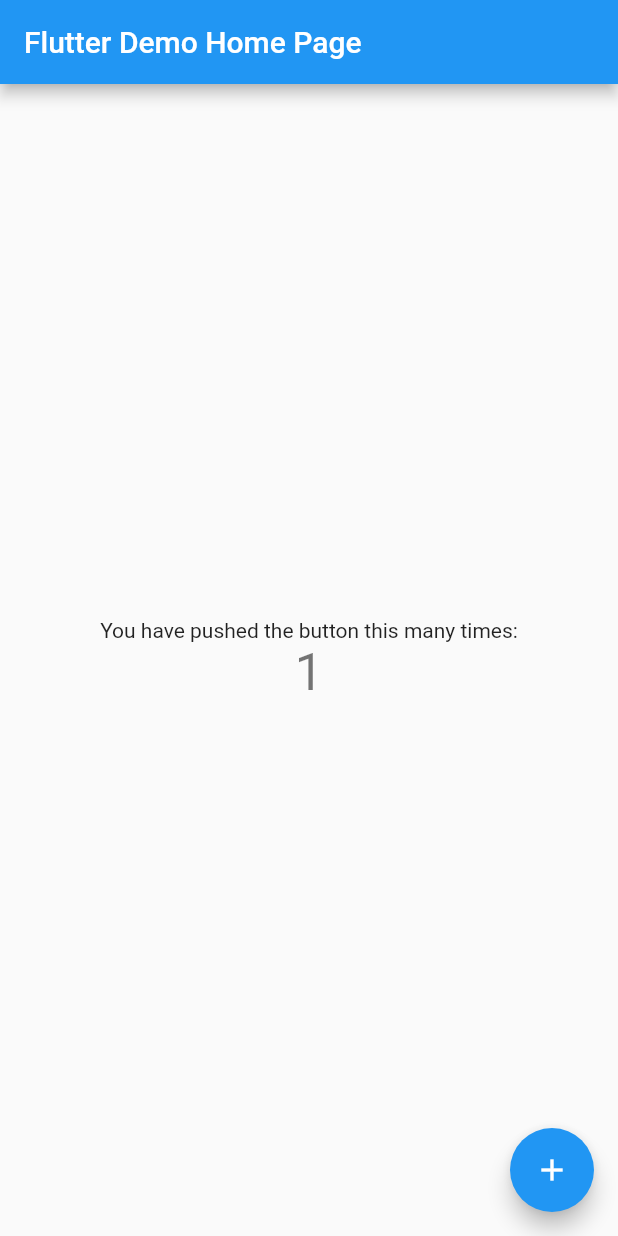
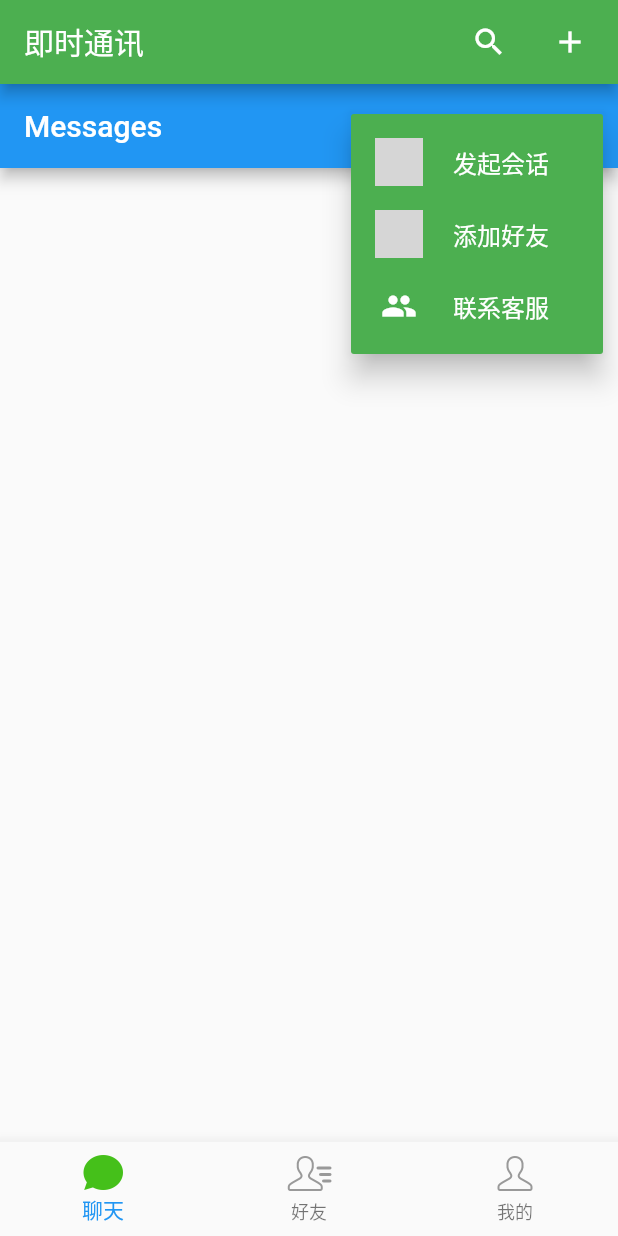
Before and after one commit to leeGYPlus/flutter_book_practice, a Flutter app: the screen it shows after launch, after a tap on the "add" icon, on a phone screen of 412 x 824 dp. Run offline on Flutter 3.47's test engine with Material 2 defaults, Android fonts, the phone set to English and light mode, and no system bars; missing offline and left inert: flutter_webview_plugin; grey boxes are pictures that could not be loaded.

Commit message:
main page

```diff
--- a/lib/app.dart
+++ b/lib/app.dart
@@ -0,0 +1,164 @@
+import 'package:flutter/material.dart';
+import './chat/message_page.dart';
+import './contacts/contacts.dart';
+import './personal/personal.dart';
+
+class App extends StatefulWidget {
+  @override
+  _AppState createState() => _AppState();
+}
+
+class _AppState extends State<App> {
+  var _currentIndex = 0;
+
+  MessagePage message;
+  Contacts contacts;
+  Personal personal;
+
+  currentPage() {
+    switch (_currentIndex) {
+      case 0:
+        if (message == null) {
+          message = MessagePage();
+        }
+        return message;
+
+      case 1:
+        if (contacts == null) {
+          contacts = Contacts();
+        }
+        return contacts;
+      case 1:
+        if (personal == null) {
+          personal = Personal();
+        }
+        return personal;
+      default:
+    }
+  }
+
+  // 渲染某个菜单项，传入菜单标题，图片路径或者图标
+  _popupMenuItem(String title, {String imagePath, IconData icon}) {
+    return PopupMenuItem(
+        child: Row(
+      children: <Widget>[
+        imagePath != null
+            ? Image.asset(
+                imagePath,
+                width: 32.0,
+                height: 32.0,
+              )
+            : SizedBox(
+                width: 32.0,
+                height: 32.0,
+                child: Icon(
+                  icon,
+                  color: Colors.white,
+                ),
+              ),
+        Container(
+          padding: const EdgeInsets.only(left: 20.0),
+          child: Text(
+            title,
+            style: TextStyle(color: Colors.white),
+          ),
+        )
+      ],
+    ));
+  }
+
+  @override
+  Widget build(BuildContext context) {
+    return Scaffold(
+      appBar: AppBar(
+        title: Text("即时通讯"),
+        actions: <Widget>[
+          GestureDetector(
+            onTap: () {
+              Navigator.pushNamed(context, 'search');
+            },
+            child: Icon(Icons.search),
+          ),
+          Padding(
+            padding: const EdgeInsets.only(left: 30.0, right: 20.0),
+            child: GestureDetector(
+              onTap: () {
+                showMenu(
+                    context: context,
+                    position: RelativeRect.fromLTRB(500.0, 76.0, 10.0, 10.0),
+                    items: <PopupMenuEntry>[
+                      _popupMenuItem('发起会话',
+                          imagePath: 'images/icn_menu_group.png'),
+                      _popupMenuItem('添加好友',
+                          imagePath: 'images/icn_menu_add_friends.png'),
+                      _popupMenuItem('联系客服', icon: Icons.people),
+                    ]);
+              },
+              child: Icon(Icons.add),
+            ),
+          )
+        ],
+      ),
+      bottomNavigationBar: BottomNavigationBar(
+        type: BottomNavigationBarType.fixed,
+        currentIndex: _currentIndex,
+        onTap: (index) {
+          setState(() {
+            _currentIndex = index;
+          });
+        },
+        items: [
+          BottomNavigationBarItem(
+              title: Text(
+                "聊天",
+                style: TextStyle(
+                    color: _currentIndex == 0
+                        ? Color(0xFF46c01b)
+                        : Color(0xff999999)),
+              ),
+              icon: _currentIndex == 0
+                  ? Image.asset('images/message_pressed.png',
+                      width: 32.0, height: 28.0)
+                  : Image.asset(
+                      'images/message_normal.png',
+                      width: 32.0,
+                      height: 28.0,
+                    )),
+          BottomNavigationBarItem(
+              title: Text(
+                "好友",
+                style: TextStyle(
+                    color: _currentIndex == 1
+                        ? Color(0xFF46c01b)
+                        : Color(0xff999999)),
+              ),
+              icon: _currentIndex == 1
+                  ? Image.asset('images/contact_list_pressed.png',
+                      width: 32.0, height: 28.0)
+                  : Image.asset(
+                      'images/contact_list_normal.png',
+                      width: 32.0,
+                      height: 28.0,
+                    )),
+          BottomNavigationBarItem(
+              title: Text(
+                "我的",
+                style: TextStyle(
+                    color: _currentIndex == 2
+                        ? Color(0xFF46c01b)
+                        : Color(0xff999999)),
+              ),
+              icon: _currentIndex == 2
+                  ? Image.asset('images/profile_pressed.png',
+                      width: 32.0, height: 28.0)
+                  : Image.asset(
+                      'images/profile_normal.png',
+                      width: 32.0,
+                      height: 28.0,
+                    ))
+        ],
+      ),
+      body: currentPage(),
+    );
+  }
+}
--- a/lib/chat/message_page.dart
+++ b/lib/chat/message_page.dart
@@ -0,0 +1,19 @@
+
+
+import 'package:flutter/cupertino.dart';
+import 'package:flutter/material.dart';
+
+class MessagePage extends StatelessWidget{
+  @override
+  Widget build(BuildContext context) {
+
+    return new MaterialApp(
+      home: new Scaffold(
+        appBar: AppBar(
+          title: Text("Messages"),
+        ),
+      ),
+    );
+  }
+
+}
--- a/lib/contacts/contacts.dart
+++ b/lib/contacts/contacts.dart
@@ -0,0 +1,16 @@
+import 'package:flutter/material.dart';
+
+class Contacts extends StatelessWidget{
+  @override
+  Widget build(BuildContext context) {
+
+    return new MaterialApp(
+      home: new Scaffold(
+        appBar: AppBar(
+          title: Text("Contacts"),
+        ),
+      ),
+    );
+  }
+
+}
--- a/lib/loading.dart
+++ b/lib/loading.dart
@@ -0,0 +1,34 @@
+import 'package:flutter/material.dart';
+import 'dart:async';
+
+// 加载页
+class LoadingPage extends StatefulWidget {
+  @override
+  _LoadingState createState() => new _LoadingState();
+}
+
+class _LoadingState extends State<LoadingPage> {
+  @override
+  void initState() {
+    super.initState();
+    new Future.delayed(Duration(seconds: 3), () {
+      print('Flutter 即时通讯页面实现');
+      Navigator.of(context).pushReplacementNamed("app");
+    });
+
+  }
+
+  @override
+  Widget build(BuildContext context) {
+    return Center(
+      child: Stack(
+        children: <Widget>[
+          Image.asset(
+            "images/loading.jpeg",
+            fit: BoxFit.cover,
+          )
+        ],
+      ),
+    );
+  }
+}
--- a/lib/main.dart
+++ b/lib/main.dart
@@ -1,111 +1,38 @@
 import 'package:flutter/material.dart';
+import 'package:flutter_webview_plugin/flutter_webview_plugin.dart';
+import './loading.dart';
+import './search.dart';
+import './app.dart';
 
-void main() => runApp(MyApp());
+void main() => runApp(new MyApp());
 
 class MyApp extends StatelessWidget {
-  // This widget is the root of your application.
   @override
   Widget build(BuildContext context) {
-    return MaterialApp(
-      title: 'Flutter Demo',
-      theme: ThemeData(
-        // This is the theme of your application.
-        //
-        // Try running your application with "flutter run". You'll see the
-        // application has a blue toolbar. Then, without quitting the app, try
-        // changing the primarySwatch below to Colors.green and then invoke
-        // "hot reload" (press "r" in the console where you ran "flutter run",
-        // or simply save your changes to "hot reload" in a Flutter IDE).
-        // Notice that the counter didn't reset back to zero; the application
-        // is not restarted.
-        primarySwatch: Colors.blue,
-      ),
-      home: MyHomePage(title: 'Flutter Demo Home Page'),
+    return new MaterialApp(
+      debugShowCheckedModeBanner: false,
+      theme: mDefaultTheme,
+      title: "聊天室",
+      home: LoadingPage(),
+      routes: <String, WidgetBuilder>{
+        "app": (BuildContext context) => new App(),
+        "/friends": (_) => new WebviewScaffold(
+              url: "https://flutter.io/",
+              appBar: new AppBar(
+                title: new Text("Flutter 官网"),
+              ),
+              withZoom: true,
+              withLocalStorage: true,
+            ),
+        "search": (BuildContext context) => new Search(),
+      },
     );
   }
 }
 
-class MyHomePage extends StatefulWidget {
-  MyHomePage({Key key, this.title}) : super(key: key);
 
-  // This widget is the home page of your application. It is stateful, meaning
-  // that it has a State object (defined below) that contains fields that affect
-  // how it looks.
 
-  // This class is the configuration for the state. It holds the values (in this
-  // case the title) provided by the parent (in this case the App widget) and
-  // used by the build method of the State. Fields in a Widget subclass are
-  // always marked "final".
-
-  final String title;
-
-  @override
-  _MyHomePageState createState() => _MyHomePageState();
-}
-
-class _MyHomePageState extends State<MyHomePage> {
-  int _counter = 0;
-
-  void _incrementCounter() {
-    setState(() {
-      // This call to setState tells the Flutter framework that something has
-      // changed in this State, which causes it to rerun the build method below
-      // so that the display can reflect the updated values. If we changed
-      // _counter without calling setState(), then the build method would not be
-      // called again, and so nothing would appear to happen.
-      _counter++;
-    });
-  }
-
-  @override
-  Widget build(BuildContext context) {
-    // This method is rerun every time setState is called, for instance as done
-    // by the _incrementCounter method above.
-    //
-    // The Flutter framework has been optimized to make rerunning build methods
-    // fast, so that you can just rebuild anything that needs updating rather
-    // than having to individually change instances of widgets.
-    return Scaffold(
-      appBar: AppBar(
-        // Here we take the value from the MyHomePage object that was created by
-        // the App.build method, and use it to set our appbar title.
-        title: Text(widget.title),
-      ),
-      body: Center(
-        // Center is a layout widget. It takes a single child and positions it
-        // in the middle of the parent.
-        child: Column(
-          // Column is also a layout widget. It takes a list of children and
-          // arranges them vertically. By default, it sizes itself to fit its
-          // children horizontally, and tries to be as tall as its parent.
-          //
-          // Invoke "debug painting" (press "p" in the console, choose the
-          // "Toggle Debug Paint" action from the Flutter Inspector in Android
-          // Studio, or the "Toggle Debug Paint" command in Visual Studio Code)
-          // to see the wireframe for each widget.
-          //
-          // Column has various properties to control how it sizes itself and
-          // how it positions its children. Here we use mainAxisAlignment to
-          // center the children vertically; the main axis here is the vertical
-          // axis because Columns are vertical (the cross axis would be
-          // horizontal).
-          mainAxisAlignment: MainAxisAlignment.center,
-          children: <Widget>[
-            Text(
-              'You have pushed the button this many times:',
-            ),
-            Text(
-              '$_counter',
-              style: Theme.of(context).textTheme.display1,
-            ),
-          ],
-        ),
-      ),
-      floatingActionButton: FloatingActionButton(
-        onPressed: _incrementCounter,
-        tooltip: 'Increment',
-        child: Icon(Icons.add),
-      ), // This trailing comma makes auto-formatting nicer for build methods.
-    );
-  }
-}
+final ThemeData mDefaultTheme =  ThemeData(
+    primaryColor: Colors.green,
+    scaffoldBackgroundColor: Color(0xFFebebeb),
+    cardColor: Colors.green);
--- a/lib/personal/personal.dart
+++ b/lib/personal/personal.dart
@@ -0,0 +1,16 @@
+import 'package:flutter/material.dart';
+
+class Personal extends StatelessWidget{
+  @override
+  Widget build(BuildContext context) {
+
+    return new MaterialApp(
+      home: new Scaffold(
+        appBar: AppBar(
+          title: Text("Personal"),
+        ),
+      ),
+    );
+  }
+
+}
--- /dev/null
+++ b/lib/search.dart
@@ -0,0 +1,12 @@
+import 'package:flutter/material.dart';
+
+class Search extends StatelessWidget{
+  @override
+  Widget build(BuildContext context) {
+    // TODO: implement build
+    return new MaterialApp(
+      title: "search",
+    );
+  }
+
+}
```
Also changed, not shown: lib/contacts/contact_header.dart (deleted), lib/contacts/contact_item.dart (deleted), lib/contacts/contact_sider_list.dart (deleted), lib/contacts/contact_vo.dart (deleted), lib/contacts/contacts_header.dart (added), lib/contacts/contacts_item.dart (added), lib/contacts/contacts_sider_list.dart (added), lib/contacts/contacts_vo.dart (added), lib/serach.dart (deleted), 1 other file.
